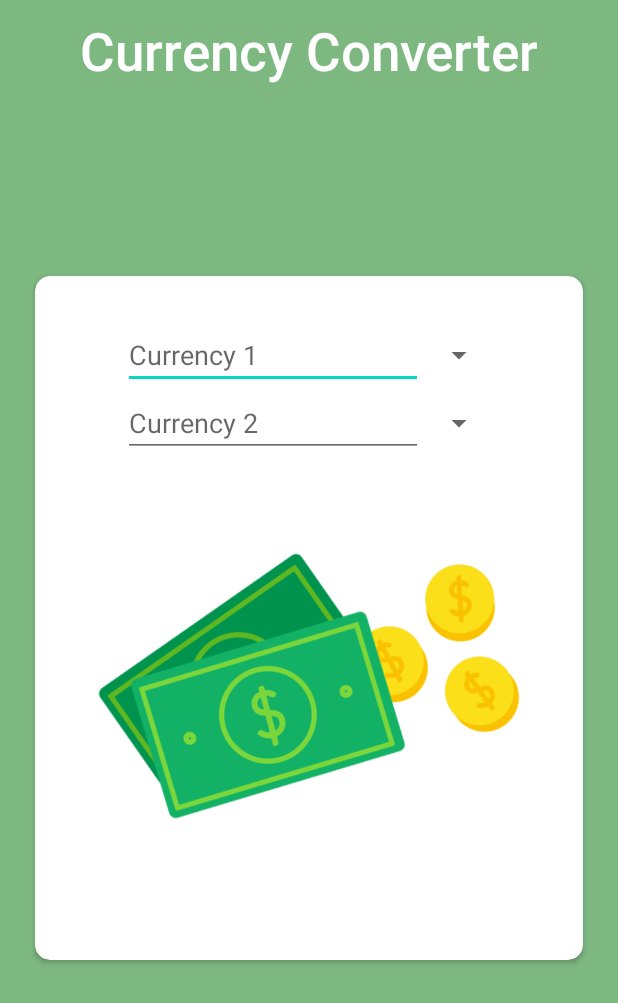
After one commit to reke-ogbokor/INFO_3245_Project, an Android app: the layout activity_currency_convert.xml on its own in the app's theme, with its tools: preview values and no code run, on a phone screen of 412 x 824 dp. The commit adds this screen. Shown: the top 1003 px of the screen. Run offline under Robolectric (Android 15) with nearby library versions, the phone set to English and light mode, and no system bars.

Commit message:
added currency converter

```diff
--- a/ConvertItApp/app/src/main/AndroidManifest.xml
+++ b/ConvertItApp/app/src/main/AndroidManifest.xml
@@ -1,6 +1,8 @@
 <?xml version="1.0" encoding="utf-8"?>
 <manifest xmlns:android="http://schemas.android.com/apk/res/android"
     package="com.example.convertitapp">
+
+    <uses-permission android:name="android.permission.INTERNET" />
 
     <application
         android:allowBackup="true"
@@ -9,7 +11,8 @@
         android:roundIcon="@mipmap/ic_launcher_round"
         android:supportsRtl="true"
         android:theme="@style/AppTheme">
-        <activity android:name=".tempConvert"></activity>
+        <activity android:name=".CurrencyConvert"></activity>
+        <activity android:name=".tempConvert" />
         <activity android:name=".MassConvert" />
         <activity android:name=".MainActivity">
             <intent-filter>
--- /dev/null
+++ b/ConvertItApp/app/src/main/res/layout/activity_currency_convert.xml
@@ -0,0 +1,94 @@
+<?xml version="1.0" encoding="utf-8"?>
+<RelativeLayout xmlns:android="http://schemas.android.com/apk/res/android"
+    xmlns:app="http://schemas.android.com/apk/res-auto"
+    xmlns:tools="http://schemas.android.com/tools"
+    android:layout_width="match_parent"
+    android:layout_height="match_parent"
+    tools:context=".CurrencyConvert"
+    android:background="#7EB881">
+
+    <TextView
+        android:id="@+id/currencyTitle"
+        android:layout_width="match_parent"
+        android:layout_height="wrap_content"
+        android:layout_marginBottom="50dp"
+        android:layout_marginTop="10dp"
+        android:fontFamily="sans-serif-medium"
+        android:textColor="#FFFFFF"
+        android:text="Currency Converter"
+        android:textAlignment="center"
+        android:textSize="35sp" />
+
+    <androidx.cardview.widget.CardView
+        android:layout_width="365dp"
+        android:layout_height="456dp"
+        android:layout_centerInParent="true"
+        android:layout_marginTop="50dp"
+        android:layout_marginEnd="20dp"
+        app:cardCornerRadius="10dp">
+
+        <LinearLayout
+            android:id="@+id/ll_parent"
+            android:layout_width="wrap_content"
+            android:layout_height="wrap_content"
+            android:layout_centerInParent="true"
+            android:layout_margin="30dp"
+            android:gravity="center"
+            android:orientation="vertical">
+
+            <LinearLayout
+                android:id="@+id/ll_firstConversion"
+                android:layout_width="wrap_content"
+                android:layout_height="wrap_content"
+                android:gravity="center_vertical"
+                android:orientation="horizontal">
+
+                <EditText
+                    android:id="@+id/et_firstConversion"
+                    android:layout_width="200dp"
+                    android:layout_height="wrap_content"
+                    android:ems="5"
+                    android:hint="Currency 1"
+                    android:inputType="number" />
+
+                <Spinner
+                    android:id="@+id/spinner_firstConversion"
+                    android:layout_width="wrap_content"
+                    android:layout_height="wrap_content" />
+
+            </LinearLayout>
+
+            <LinearLayout
+                android:id="@+id/ll_secondConversion"
+                android:layout_width="wrap_content"
+                android:layout_height="wrap_content"
+                android:gravity="center_vertical"
+                android:orientation="horizontal">
+
+                <EditText
+                    android:id="@+id/et_secondConversion"
+                    android:layout_width="200dp"
+                    android:layout_height="wrap_content"
+                    android:ems="5"
+                    android:hint="Currency 2"
+                    android:inputType="number" />
+
+                <Spinner
+                    android:id="@+id/spinner_secondConversion"
+                    android:layout_width="wrap_content"
+                    android:layout_height="wrap_content" />
+
+            </LinearLayout>
+
+            <ImageView
+                android:id="@+id/imageView"
+                android:layout_width="wrap_content"
+                android:layout_height="wrap_content"
+                android:layout_weight="1"
+                app:srcCompat="@drawable/money" />
+
+        </LinearLayout>
+
+    </androidx.cardview.widget.CardView>
+
+</RelativeLayout>
--- a/ConvertItApp/build.gradle
+++ b/ConvertItApp/build.gradle
@@ -1,11 +1,15 @@
 // Top-level build file where you can add configuration options common to all sub-projects/modules.
 buildscript {
+    ext {
+        kotlin_version = '1.3.72'
+    }
     repositories {
         google()
         jcenter()
     }
     dependencies {
         classpath "com.android.tools.build:gradle:4.0.1"
+        classpath "org.jetbrains.kotlin:kotlin-gradle-plugin:$kotlin_version"
 
         // NOTE: Do not place your application dependencies here; they belong
         // in the individual module build.gradle files
```
Also changed, not shown: ConvertItApp/app/build.gradle (+8 -0 lines), ConvertItApp/app/src/main/java/com/example/convertitapp/MainActivity.java (+16 -1 lines), ConvertItApp/app/src/main/java/com/example/convertitapp/currencyConvert.kt (added, +164 -0 lines), ConvertItApp/app/src/main/res/layout/activity_main.xml (+9 -0 lines), ConvertItApp/app/src/main/res/values/strings.xml (+32 -0 lines), ConvertItApp/app/src/main/res/drawable/money.png (added).
